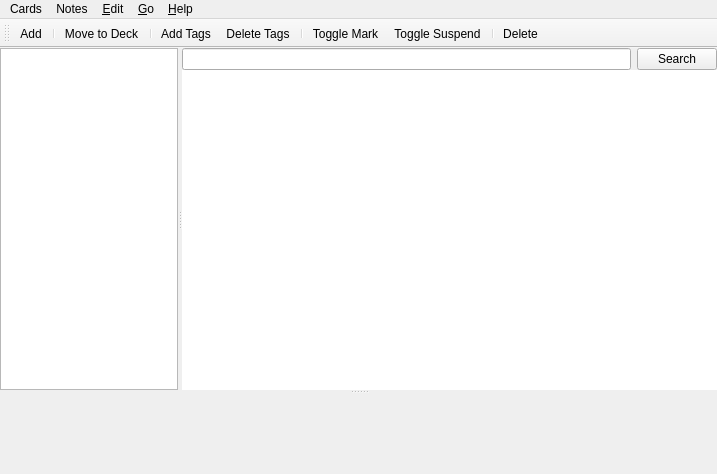
Qt form designer/browser.ui (ankitects/anki) before a commit.
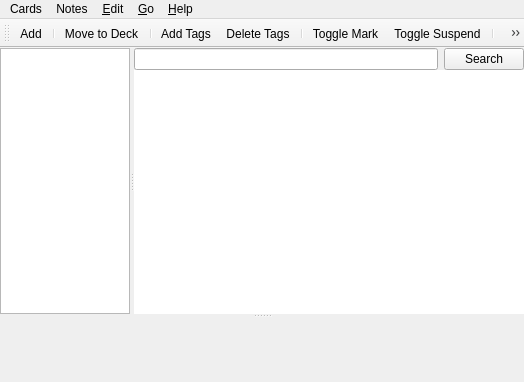
The same form after that commit. Icons and pictures are not drawn.

Commit message: fix padding of bottom area

Patch:
```diff
--- a/designer/browser.ui
+++ b/designer/browser.ui
@@ -6,8 +6,8 @@
    <rect>
     <x>0</x>
     <y>0</y>
-    <width>717</width>
-    <height>474</height>
+    <width>524</width>
+    <height>382</height>
    </rect>
   </property>
   <property name="windowTitle">
@@ -18,7 +18,7 @@
     <normaloff>:/icons/find.png</normaloff>:/icons/find.png</iconset>
   </property>
   <widget class="QWidget" name="centralwidget">
-   <layout class="QVBoxLayout" name="verticalLayout">
+   <layout class="QVBoxLayout" name="verticalLayout_3">
     <property name="margin">
      <number>0</number>
     </property>
@@ -143,7 +143,24 @@
         </layout>
        </widget>
       </widget>
-      <widget class="QWidget" name="lowerWidget">
+      <widget class="QWidget" name="verticalLayoutWidget">
+       <layout class="QVBoxLayout" name="verticalLayout" stretch="0">
+        <property name="spacing">
+         <number>0</number>
+        </property>
+        <property name="leftMargin">
+         <number>0</number>
+        </property>
+        <property name="topMargin">
+         <number>1</number>
+        </property>
+        <property name="rightMargin">
+         <number>0</number>
+        </property>
+        <property name="bottomMargin">
+         <number>0</number>
+        </property>
+        <item>
        <layout class="QHBoxLayout" name="horizontalLayout2">
         <property name="spacing">
          <number>0</number>
@@ -175,6 +192,8 @@
          </widget>
         </item>
        </layout>
+        </item>
+       </layout>
       </widget>
      </widget>
     </item>
@@ -185,7 +204,7 @@
     <rect>
      <x>0</x>
      <y>0</y>
-     <width>717</width>
+     <width>524</width>
      <height>22</height>
     </rect>
    </property>
```
Lines whose indentation alone changed are shown as unchanged.
